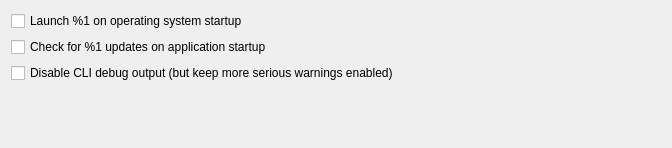
Qt form src/librssguard/gui/settings/settingsgeneral.ui (martinrotter/rssguard) before a commit.
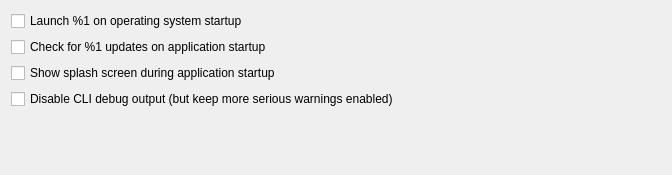
The same form after that commit.

```diff
--- a/src/librssguard/gui/settings/settingsgeneral.ui
+++ b/src/librssguard/gui/settings/settingsgeneral.ui
@@ -7,7 +7,7 @@
     <x>0</x>
     <y>0</y>
     <width>672</width>
-    <height>148</height>
+    <height>175</height>
    </rect>
   </property>
   <layout class="QFormLayout">
@@ -25,7 +25,7 @@
      </property>
     </widget>
    </item>
-   <item row="3" column="0" colspan="2">
+   <item row="4" column="0" colspan="2">
     <spacer name="verticalSpacer">
      <property name="orientation">
       <enum>Qt::Vertical</enum>
@@ -39,6 +39,13 @@
     </spacer>
    </item>
    <item row="2" column="0" colspan="2">
+    <widget class="QCheckBox" name="m_checkShowSplashScreen">
+     <property name="text">
+      <string>Show splash screen during application startup</string>
+     </property>
+    </widget>
+   </item>
+   <item row="3" column="0" colspan="2">
     <widget class="QCheckBox" name="m_checkDisableDebugOutput">
      <property name="text">
       <string>Disable CLI debug output (but keep more serious warnings enabled)</string>
```
